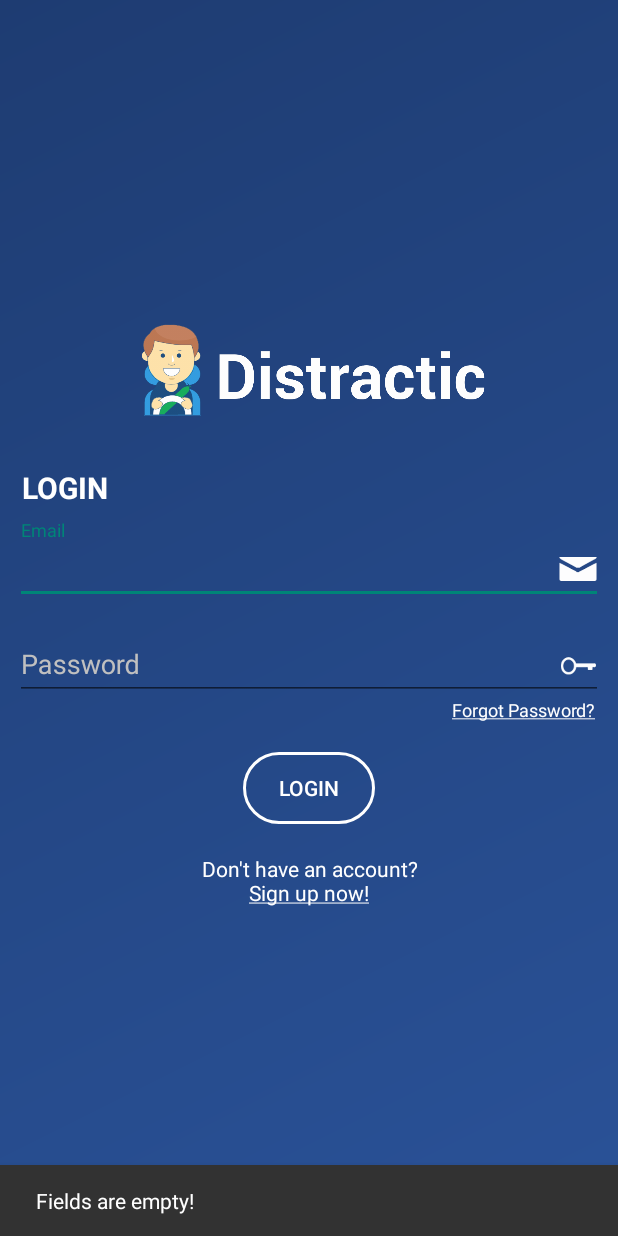
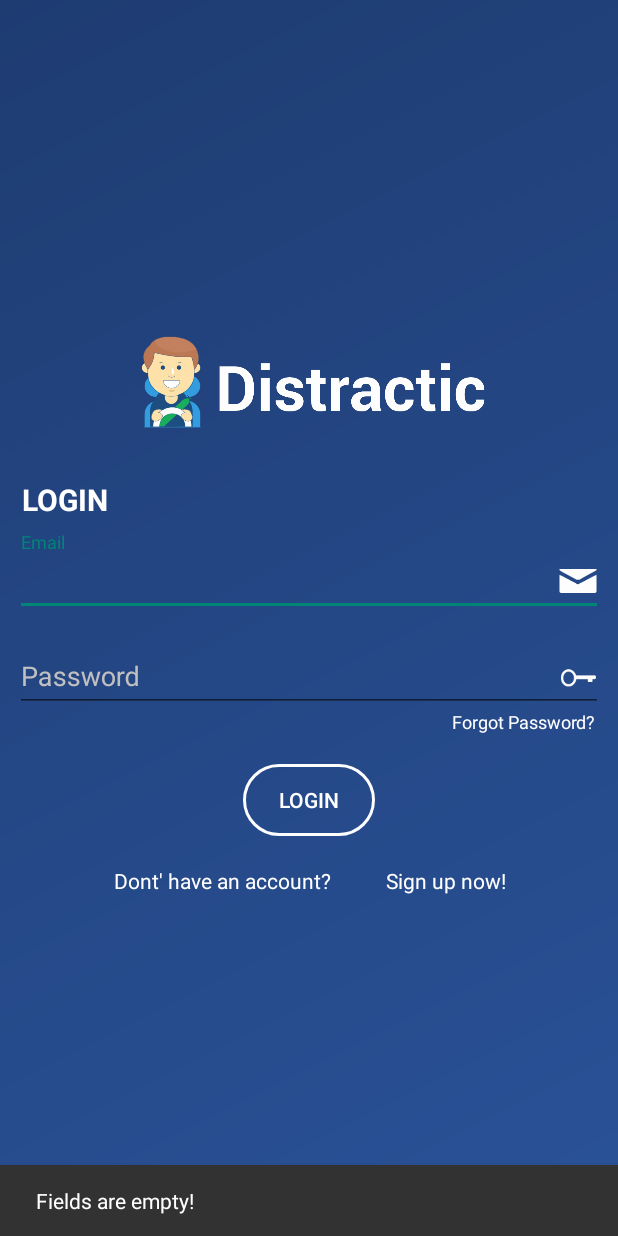
Before and after one commit to davidhqr/Distractic, an Android app: the screen it shows after launch (LoginRegisterActivity), after a tap on "LOGIN", on a phone screen of 412 x 824 dp. Run offline under Robolectric (Android 15) with nearby library versions, the phone set to English and light mode, and no system bars.

Commit message:
Revert "Migrate to strings resources (#17)" (#19)
This reverts commit 244c06dd27d423efa1b5fadc7520cfbebf805196.

```diff
--- a/app/src/main/java/com/distractic/LoginFragment.java
+++ b/app/src/main/java/com/distractic/LoginFragment.java
@@ -48,7 +48,7 @@ public class LoginFragment extends Fragment implements View.OnClickListener {
 
         pref = loginRegisterActivity.getPreferences(0);
 
-        button_loginbutton = view.findViewById(R.id.login_button_loginButton);
+        button_loginbutton = view.findViewById(R.id.login_button_loginbutton);
         edit_email = view.findViewById(R.id.login_edit_email);
         edit_password = view.findViewById(R.id.login_edit_password);
         text_register = view.findViewById(R.id.login_text_register);
@@ -67,7 +67,7 @@ public class LoginFragment extends Fragment implements View.OnClickListener {
                 goToRegister();
                 break;
 
-            case R.id.login_button_loginButton:
+            case R.id.login_button_loginbutton:
                 String email = edit_email.getText().toString();
                 String password = edit_password.getText().toString();
 
--- a/app/src/main/res/layout/fragment_login.xml
+++ b/app/src/main/res/layout/fragment_login.xml
@@ -8,10 +8,9 @@
     android:orientation="vertical">
 
     <ImageView
-        android:id="@+id/login_image_distracticLogo"
         android:layout_width="match_parent"
         android:layout_height="90dp"
-        android:layout_marginStart="8dp"
+        android:layout_marginLeft="8dp"
         android:layout_marginTop="50dp"
         android:src="@drawable/full_logo" />
 
@@ -19,11 +18,11 @@
         android:id="@+id/login_text_title"
         android:layout_width="match_parent"
         android:layout_height="wrap_content"
-        android:layout_marginStart="10dp"
+        android:layout_marginLeft="10dp"
         android:layout_marginTop="10dp"
-        android:text="@string/login_loginTitle"
+        android:text="LOGIN"
         android:textColor="@color/colorWhite"
-        android:textSize="20sp"
+        android:textSize="20dp"
         android:textStyle="bold"
         tools:ignore="DuplicateIds" />
 
@@ -39,8 +38,8 @@
             android:layout_height="wrap_content"
             android:layout_marginLeft="10dp"
             android:layout_marginRight="10dp"
-            android:drawableEnd="@drawable/ic_mail"
-            android:hint="@string/login_emailHint"
+            android:drawableRight="@drawable/ic_mail"
+            android:hint="Email"
             android:inputType="textEmailAddress" />
 
     </android.support.design.widget.TextInputLayout>
@@ -56,32 +55,32 @@
             android:layout_height="wrap_content"
             android:layout_marginLeft="10dp"
             android:layout_marginRight="10dp"
-            android:drawableEnd="@drawable/ic_key"
-            android:hint="@string/login_passwordHint"
+            android:drawableRight="@drawable/ic_key"
+            android:hint="Password"
             android:inputType="textPassword" />
 
     </android.support.design.widget.TextInputLayout>
 
     <TextView
-        android:id="@+id/login_text_forgotPassword"
+        android:id="@+id/login_text_forgotpassword"
         android:layout_width="match_parent"
         android:layout_height="wrap_content"
-        android:layout_marginEnd="10dp"
+        android:layout_marginRight="10dp"
         android:layout_marginTop="-10dp"
-        android:gravity="end"
-        android:text="@string/login_forgotPasswordText"
+        android:gravity="right"
+        android:text="Forgot Password?"
         android:textAlignment="gravity"
         android:textColor="@color/colorWhite"
-        android:textSize="12sp" />
+        android:textSize="12dp" />
 
 
     <android.support.v7.widget.AppCompatButton
-        android:id="@+id/login_button_loginButton"
+        android:id="@+id/login_button_loginbutton"
         android:layout_width="wrap_content"
         android:layout_height="wrap_content"
         android:layout_marginTop="20dp"
         android:background="@drawable/round_button"
-        android:text="@string/login_loginButton"
+        android:text="Login"
         android:textColor="@android:color/white" />
 
     <TextView
@@ -89,7 +88,8 @@
         android:layout_width="wrap_content"
         android:layout_height="wrap_content"
         android:layout_marginTop="20dp"
-        android:text="@string/login_signUpText"
+        android:text="Dont' have an account?
+          Sign up now!"
         android:textAlignment="center"
         android:textColor="@color/colorWhite" />
 
--- a/app/src/main/res/values/strings.xml
+++ b/app/src/main/res/values/strings.xml
@@ -1,10 +1,6 @@
 <?xml version="1.0" encoding="utf-8"?>
 <resources>
     <string name="app_name">Distractic</string>
-    <string name="login_loginTitle">LOGIN</string>
-    <string name="login_emailHint">Email</string>
-    <string name="login_passwordHint">Password</string>
-    <string name="login_forgotPasswordText"><u>Forgot Password?</u></string>
-    <string name="login_loginButton">LOGIN</string>
-    <string name="login_signUpText">Don\'t have an account?\n<u>Sign up now!</u></string>
+    <string name="forgot_password"><u>Forgot Password?</u></string>
+    <string name="sign_up"><u>sign up</u></string>
 </resources>
```
